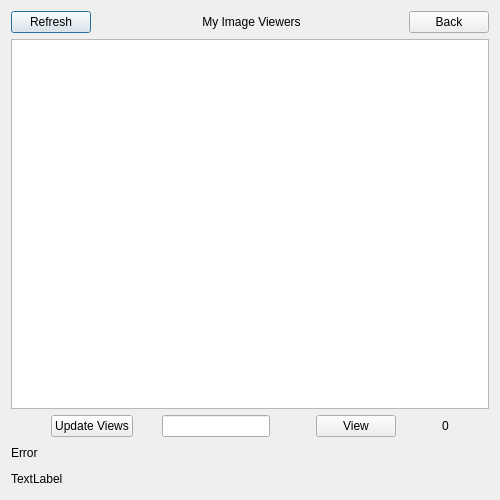
Qt form editmyimagedialog.ui (hassan-kandil/DistImage) before a commit.
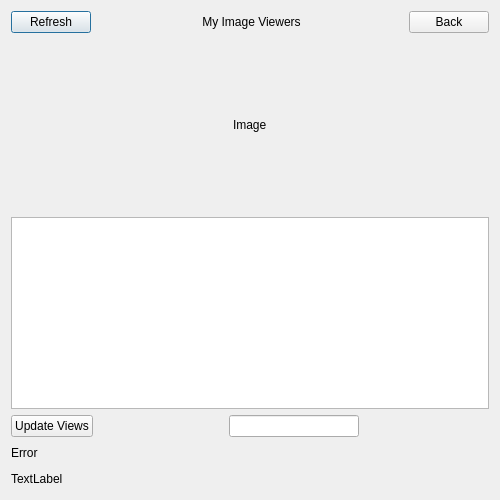
The same form after that commit.

Commit message: My image view

The edit to the form file:
```diff
--- a/editmyimagedialog.ui
+++ b/editmyimagedialog.ui
@@ -13,7 +13,7 @@
   <property name="windowTitle">
    <string>DistImage</string>
   </property>
-  <layout class="QVBoxLayout" name="verticalLayout">
+  <layout class="QVBoxLayout" name="verticalLayout_2">
    <item>
     <layout class="QHBoxLayout" name="horizontalLayout_2">
      <item>
@@ -65,24 +65,78 @@
      </item>
     </layout>
    </item>
+   <item>
+    <layout class="QVBoxLayout" name="verticalLayout">
+     <item>
+      <spacer name="verticalSpacer">
+       <property name="orientation">
+        <enum>Qt::Vertical</enum>
+       </property>
+       <property name="sizeHint" stdset="0">
+        <size>
+         <width>20</width>
+         <height>40</height>
+        </size>
+       </property>
+      </spacer>
+     </item>
+     <item>
+      <layout class="QHBoxLayout" name="horizontalLayout_5">
+       <item>
+        <spacer name="horizontalSpacer_2">
+         <property name="orientation">
+          <enum>Qt::Horizontal</enum>
+         </property>
+         <property name="sizeHint" stdset="0">
+          <size>
+           <width>40</width>
+           <height>20</height>
+          </size>
+         </property>
+        </spacer>
+       </item>
+       <item>
+        <widget class="QLabel" name="lbl_image">
+         <property name="text">
+          <string>Image</string>
+         </property>
+        </widget>
+       </item>
+       <item>
+        <spacer name="horizontalSpacer_7">
+         <property name="orientation">
+          <enum>Qt::Horizontal</enum>
+         </property>
+         <property name="sizeHint" stdset="0">
+          <size>
+           <width>40</width>
+           <height>20</height>
+          </size>
+         </property>
+        </spacer>
+       </item>
+      </layout>
+     </item>
+     <item>
+      <spacer name="verticalSpacer_2">
+       <property name="orientation">
+        <enum>Qt::Vertical</enum>
+       </property>
+       <property name="sizeHint" stdset="0">
+        <size>
+         <width>20</width>
+         <height>40</height>
+        </size>
+       </property>
+      </spacer>
+     </item>
+    </layout>
+   </item>
    <item>
     <widget class="QListWidget" name="listWidget"/>
    </item>
    <item>
     <layout class="QHBoxLayout" name="horizontalLayout">
-     <item>
-      <spacer name="horizontalSpacer_2">
-       <property name="orientation">
-        <enum>Qt::Horizontal</enum>
-       </property>
-       <property name="sizeHint" stdset="0">
-        <size>
-         <width>40</width>
-         <height>20</height>
-        </size>
-       </property>
-      </spacer>
-     </item>
      <item>
       <widget class="QPushButton" name="push_update_views">
        <property name="text">
@@ -119,46 +173,6 @@
        </property>
       </spacer>
      </item>
-     <item>
-      <widget class="QPushButton" name="push_view">
-       <property name="text">
-        <string>View</string>
-       </property>
-      </widget>
-     </item>
-     <item>
-      <spacer name="horizontalSpacer_7">
-       <property name="orientation">
-        <enum>Qt::Horizontal</enum>
-       </property>
-       <property name="sizeHint" stdset="0">
-        <size>
-         <width>40</width>
-         <height>20</height>
-        </size>
-       </property>
-      </spacer>
-     </item>
-     <item>
-      <widget class="QLabel" name="lbl_rem">
-       <property name="text">
-        <string>0</string>
-       </property>
-      </widget>
-     </item>
-     <item>
-      <spacer name="horizontalSpacer_9">
-       <property name="orientation">
-        <enum>Qt::Horizontal</enum>
-       </property>
-       <property name="sizeHint" stdset="0">
-        <size>
-         <width>40</width>
-         <height>20</height>
-        </size>
-       </property>
-      </spacer>
-     </item>
     </layout>
    </item>
    <item>
```
The commit also changes 23 other files.
